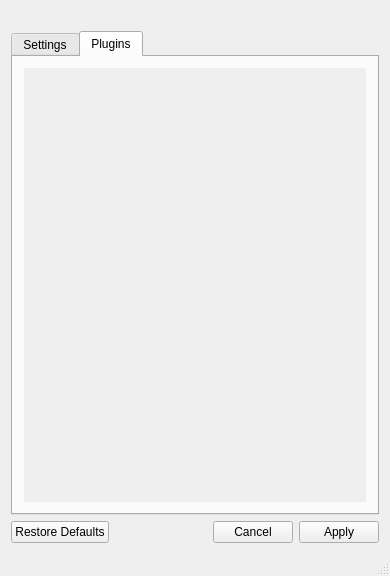
The window that designer/main_window.ui (oskarsh/Yin-Yang) describes before a commit, drawn with Qt 5.
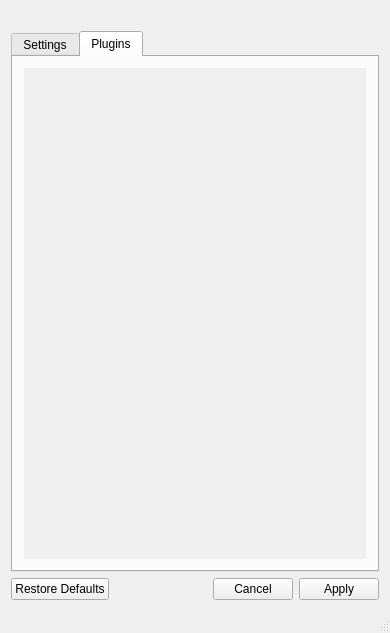
The same window after the commit. The open tabs and pages were chosen to show the change. Icons and pictures are not drawn.

Commit message: Improve size policy

What changed in the file:
```diff
--- a/designer/main_window.ui
+++ b/designer/main_window.ui
@@ -2,6 +2,20 @@
 <ui version="4.0">
  <class>main_window</class>
  <widget class="QMainWindow" name="main_window">
+  <property name="geometry">
+   <rect>
+    <x>0</x>
+    <y>0</y>
+    <width>380</width>
+    <height>633</height>
+   </rect>
+  </property>
+  <property name="sizePolicy">
+   <sizepolicy hsizetype="Fixed" vsizetype="Fixed">
+    <horstretch>0</horstretch>
+    <verstretch>0</verstretch>
+   </sizepolicy>
+  </property>
   <property name="windowTitle">
    <string notr="true">Yin &amp; Yang</string>
   </property>
@@ -328,7 +342,7 @@
              <x>0</x>
              <y>0</y>
              <width>348</width>
-             <height>451</height>
+             <height>411</height>
             </rect>
            </property>
            <layout class="QVBoxLayout" name="plugins_scroll_content_layout"/>
```
The commit also changes 3 other files.
